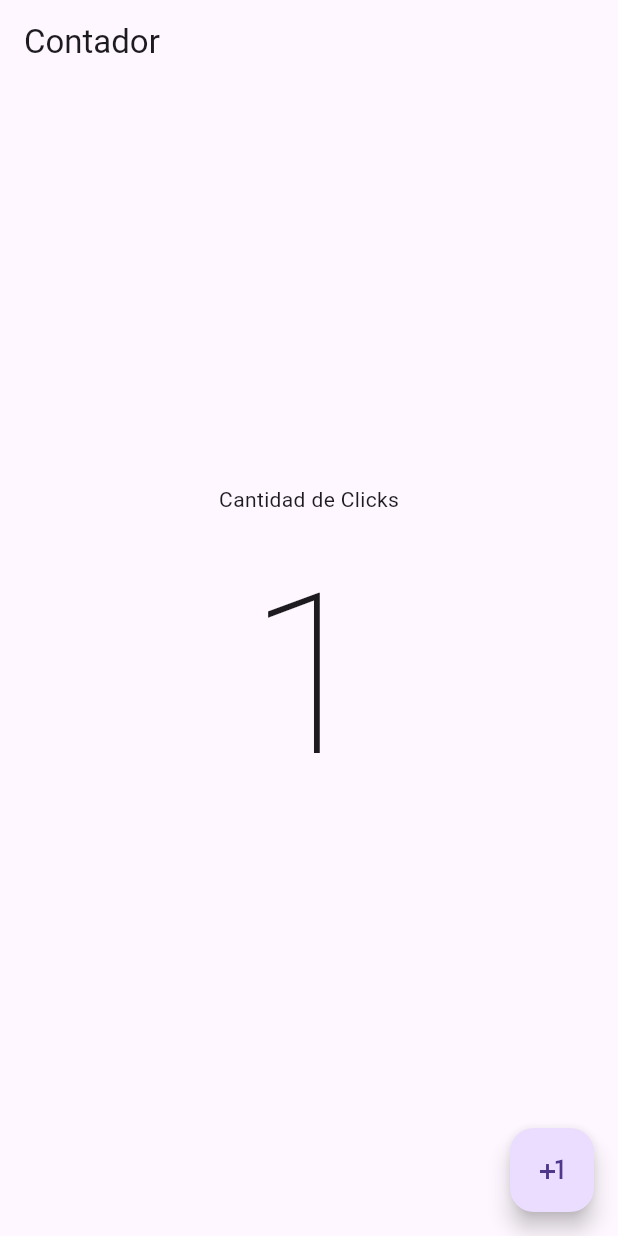
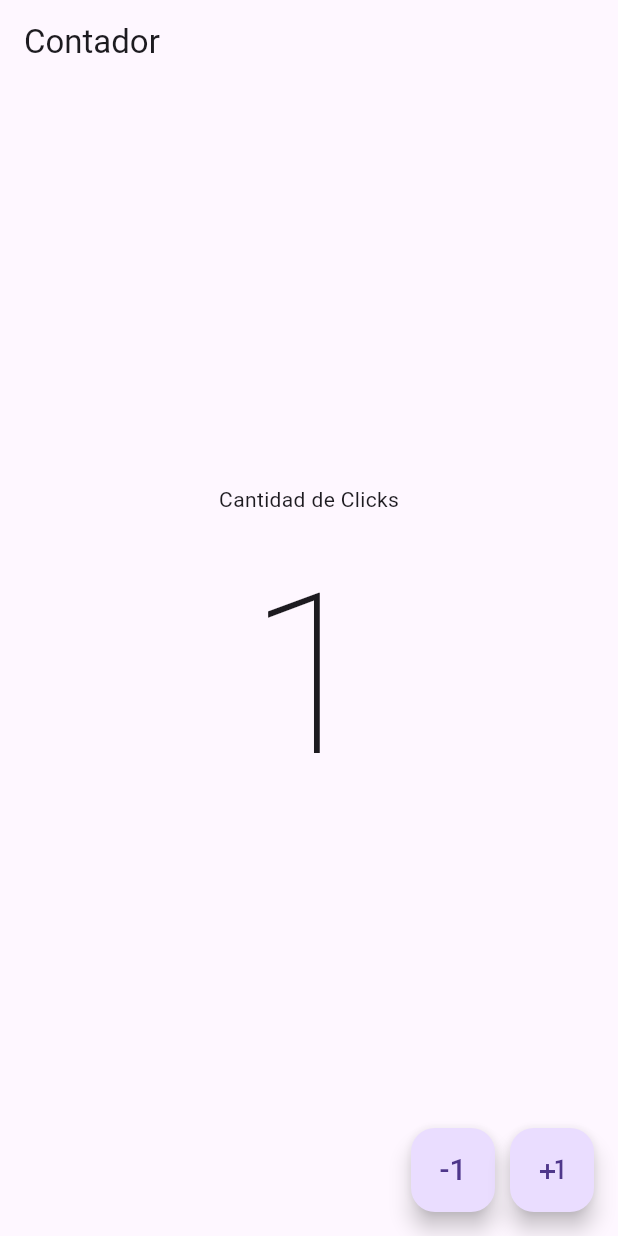
Before and after one commit to Ricaardooo/Botones_adicionales-RicardoGuillen, a Flutter app: the screen it shows after launch, after a tap on the "plus one" icon, on a phone screen of 412 x 824 dp. Run offline on Flutter 3.47's test engine with Material 3 defaults, Android fonts, the phone set to English and light mode, and no system bars.

Commit message:
Incorporacion de boton -1 y condicional if

```diff
--- a/lib/pantallas/contador.dart
+++ b/lib/pantallas/contador.dart
@@ -26,12 +26,34 @@ class _contadorState extends State<contador> {
         ),
       ),
 
-      floatingActionButton: FloatingActionButton(
-        onPressed: () {
-          clickcontador++;
-          setState(() {});
-        },
-        child: Icon(Icons.plus_one),
+      // Primer cambio - agregar boton menos clicks junto con boton mas clicks
+      //BOTON -1
+      floatingActionButton: Row(
+        mainAxisAlignment: MainAxisAlignment.end,
+        children: [
+          FloatingActionButton(
+            onPressed: () {
+              setState(() {
+                if (clickcontador > 0) clickcontador--;
+              });
+            },
+            child: const Text('-1', style: TextStyle(fontSize: 20)),
+          ),
+
+          //Espacio entre los botones de + y -
+          //BOTON +1
+          const SizedBox(width: 10),
+
+          FloatingActionButton(
+            onPressed: () {
+              setState(() {
+                clickcontador++;
+              });
+            },
+
+            child: Icon(Icons.plus_one),
+          ),
+        ],
       ),
     );
   }
```
